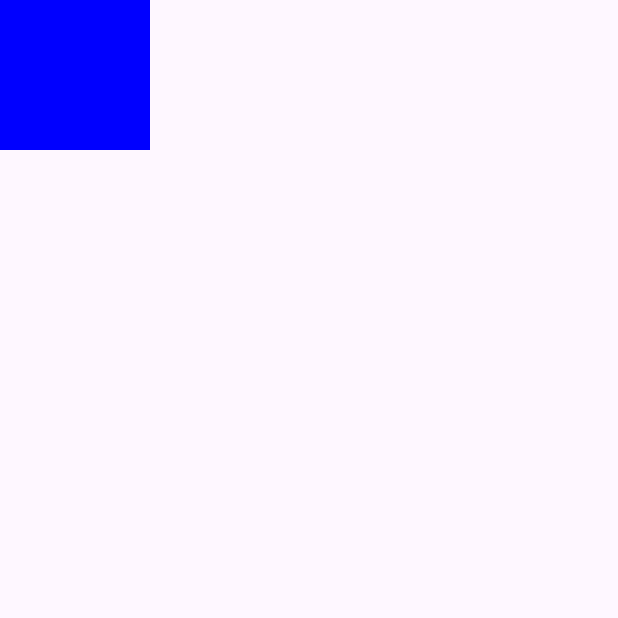
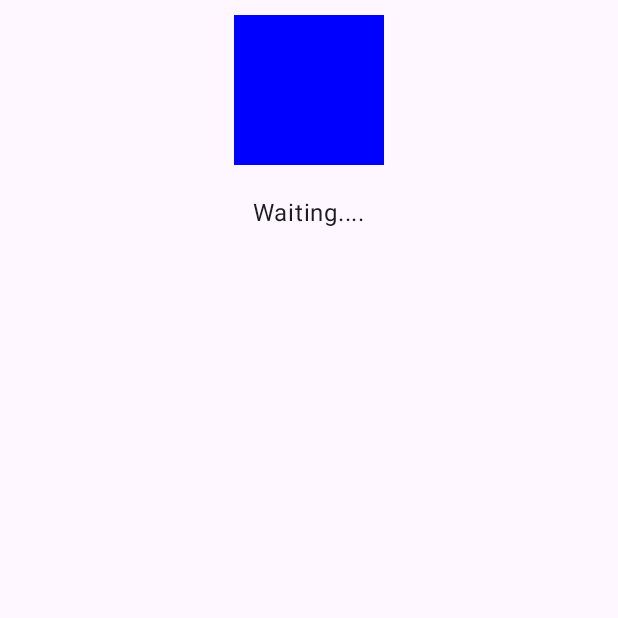
Before and after one commit to ZolotkoVal/GestureDemo, an Android app built with Jetpack Compose: the screen it shows after launch (MainActivity), on a phone screen of 412 x 824 dp, the top half of it. Run offline under Robolectric (Android 15) with nearby library versions, the phone set to English and light mode, and no system bars.

Commit message:
Распознавание нажатий и долгого удержания

```diff
--- a/app/src/main/java/com/example/gesturedemo/Gestures.kt
+++ b/app/src/main/java/com/example/gesturedemo/Gestures.kt
@@ -4,6 +4,15 @@ import androidx.compose.foundation.background
 import androidx.compose.foundation.clickable
 import androidx.compose.foundation.layout.Box
 import androidx.compose.foundation.layout.size
+import androidx.compose.foundation.layout.Column
+import androidx.compose.foundation.layout.Spacer
+import androidx.compose.foundation.layout.height
+import androidx.compose.foundation.layout.padding
+import androidx.compose.foundation.layout.fillMaxSize
+import androidx.compose.foundation.gestures.detectTapGestures
+import androidx.compose.material3.Text
+import androidx.compose.ui.Alignment
+import androidx.compose.ui.input.pointer.pointerInput
 import androidx.compose.runtime.*
 import androidx.compose.ui.Modifier
 import androidx.compose.ui.graphics.Color
@@ -19,3 +28,21 @@ fun ClickDemo(modifier: Modifier = Modifier) {
  }
  Box(modifier.clickable { clickHandler() }.background(bgColor).size(100.dp))
 }
+
+@Composable
+fun TapPressDemo(modifier: Modifier = Modifier) {
+ var textState by remember { mutableStateOf("Waiting....") }
+ val tapHandler = { status: String -> textState = status }
+ Column(horizontalAlignment = Alignment.CenterHorizontally, modifier = modifier.fillMaxSize()) {
+  Box(Modifier.padding(10.dp).background(Color.Blue).size(100.dp).pointerInput(Unit) {
+   detectTapGestures(
+    onPress = { tapHandler("onPress Detected") },
+    onDoubleTap = { tapHandler("onDoubleTap Detected") },
+    onLongPress = { tapHandler("onLongPress Detected") },
+    onTap = { tapHandler("onTap Detected") }
+   )
+  })
+  Spacer(Modifier.height(10.dp))
+  Text(textState)
+ }
+}
--- a/app/src/main/java/com/example/gesturedemo/MainActivity.kt
+++ b/app/src/main/java/com/example/gesturedemo/MainActivity.kt
@@ -19,7 +19,7 @@ class MainActivity : ComponentActivity() {
 
 @Composable
 fun MainScreen(modifier: Modifier = Modifier) {
- ClickDemo(modifier)
+ TapPressDemo(modifier)
 }
 
 @Preview(showBackground = true)
```
Also changed, not shown: 1 other file.
